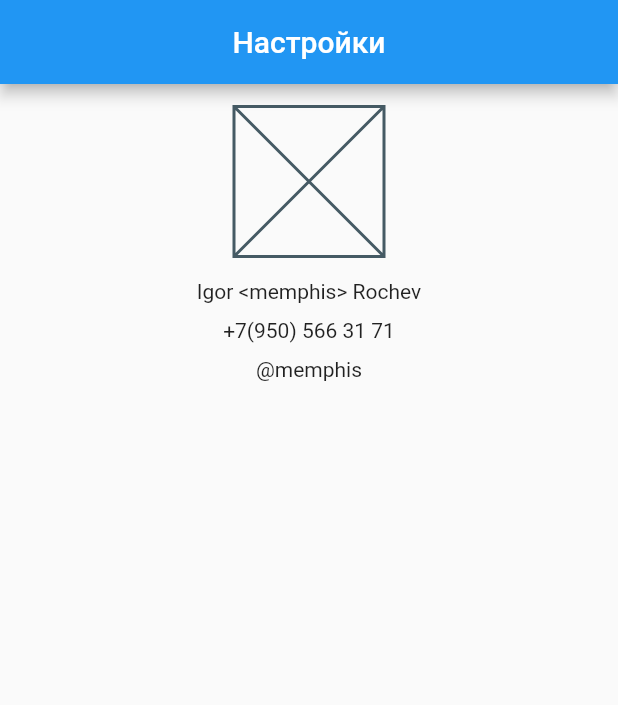
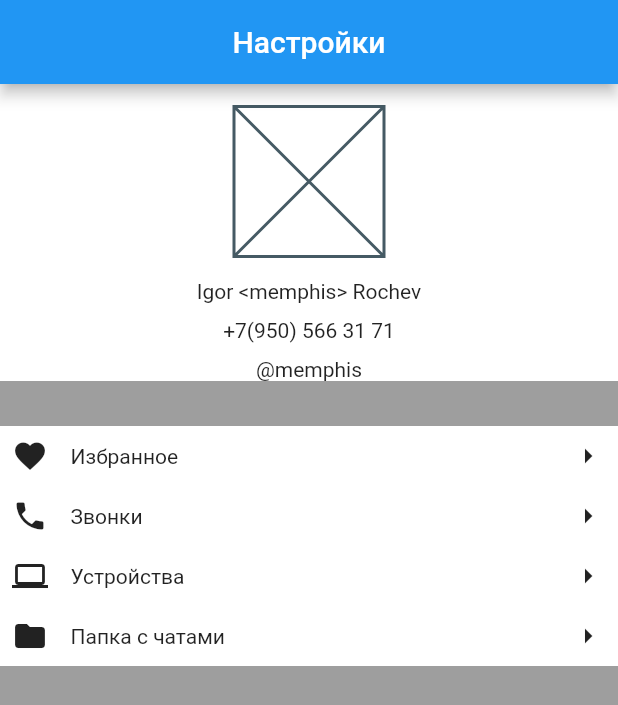
Before and after one commit to memphis-cloud/flutter_layout, a Flutter app: the screen it shows after launch, on a phone screen of 412 x 824 dp. Shown: the top 705 px of the screen. Run offline on Flutter 3.47's test engine with Material 2 defaults, Android fonts, the phone set to English and light mode, and no system bars.

Commit message:
telegram layour: add some settings layout

```diff
--- a/flutter_application_1/lib/widgets/app.dart
+++ b/flutter_application_1/lib/widgets/app.dart
@@ -6,7 +6,7 @@ class App extends StatelessWidget {
 
   @override
   Widget build(BuildContext context) {
-    return const MaterialApp(
+    return MaterialApp(
       home: UserProfile(),
     );
   }
--- a/flutter_application_1/lib/widgets/user_profile.dart
+++ b/flutter_application_1/lib/widgets/user_profile.dart
@@ -1,7 +1,14 @@
 import 'package:flutter/material.dart';
 
 class UserProfile extends StatelessWidget {
-  const UserProfile({super.key});
+  UserProfile({super.key});
+
+  List<MenuRowData> MenuRow = [
+    MenuRowData(Icons.favorite, "Избранное"),
+    MenuRowData(Icons.phone, "Звонки"),
+    MenuRowData(Icons.computer, "Устройства"),
+    MenuRowData(Icons.folder, "Папка с чатами"),
+  ];
 
   @override
   Widget build(BuildContext context) {
@@ -9,17 +16,33 @@ class UserProfile extends StatelessWidget {
       appBar: AppBar(
         title: Center(child: const Text("Настройки")),
       ),
-      body: UserInfo(),
+      body: Container(
+        width: double.infinity,
+        color: Colors.grey,
+        child: Column(
+          mainAxisAlignment: MainAxisAlignment.start,
+          crossAxisAlignment: CrossAxisAlignment.center,
+          children: [
+            UserInfo(),
+            SizedBox(
+              height: 30,
+            ),
+            _MenuWidget(MenuRow: MenuRow),
+          ],
+        ),
+      ),
     );
-    // return const Text("text");
   }
 }
 
 class UserInfo extends StatelessWidget {
+  const UserInfo({super.key});
+
   @override
   Widget build(BuildContext context) {
-    // TODO: implement build
-    return Center(
+    return Container(
+      width: double.infinity,
+      color: Colors.white,
       child: Column(
         children: [
           SizedBox(
@@ -45,6 +68,8 @@ class UserInfo extends StatelessWidget {
 }
 
 class UserName extends StatelessWidget {
+  const UserName({super.key});
+
   @override
   Widget build(BuildContext context) {
     return Text("Igor <memphis> Rochev");
@@ -52,20 +77,21 @@ class UserName extends StatelessWidget {
 }
 
 class UserImage extends StatelessWidget {
+  const UserImage({super.key});
+
   @override
   Widget build(BuildContext context) {
     return Container(
       width: 100,
       height: 100,
-      child: Placeholder(
-        fallbackHeight: 100,
-        fallbackWidth: 100,
-      ),
+      child: Placeholder(),
     );
   }
 }
 
 class UserPhone extends StatelessWidget {
+  const UserPhone({super.key});
+
   @override
   Widget build(BuildContext context) {
     return Text("+7(950) 566 31 71");
@@ -73,8 +99,58 @@ class UserPhone extends StatelessWidget {
 }
 
 class UserLogin extends StatelessWidget {
+  const UserLogin({super.key});
+
   @override
   Widget build(BuildContext context) {
     return Text("@memphis");
   }
 }
+
+class _MenuWidget extends StatelessWidget {
+  final List<MenuRowData> MenuRow;
+
+  const _MenuWidget({super.key, required this.MenuRow});
+
+  @override
+  Widget build(BuildContext context) {
+    return Container(
+      color: Colors.white,
+      width: double.infinity,
+      child: Column(
+        children: MenuRow.map((data) => _MenuWidgetRow(data: data)).toList(),
+      ),
+    );
+  }
+}
+
+class _MenuWidgetRow extends StatelessWidget {
+  final MenuRowData data;
+
+  const _MenuWidgetRow({super.key, required this.data});
+
+  @override
+  Widget build(BuildContext context) {
+    return Padding(
+      padding: const EdgeInsets.all(8.0),
+      child: Row(
+        mainAxisSize: MainAxisSize.max,
+        children: [
+          Icon(data.icon),
+          SizedBox(
+            width: 15,
+          ),
+          Expanded(child: Text(data.text)),
+          Icon(Icons.arrow_right_outlined)
+        ],
+      ),
+    );
+  }
+}
+
+class MenuRowData {
+  final IconData icon;
+  final String text;
+
+  MenuRowData(this.icon, this.text);
+}
```
